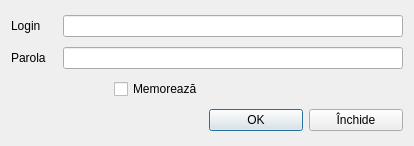
Qt form data/authorizationuser.ui (debalex77/USG) before a commit.
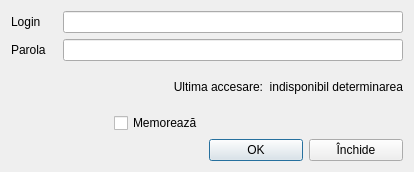
The same form after that commit. Icons and pictures are not drawn.

The edit to the form file:
```diff
--- a/data/authorizationuser.ui
+++ b/data/authorizationuser.ui
@@ -7,7 +7,7 @@
     <x>0</x>
     <y>0</y>
     <width>414</width>
-    <height>146</height>
+    <height>172</height>
    </rect>
   </property>
   <property name="font">
@@ -23,6 +23,29 @@
     <normaloff>:/img/autorization_x32.png</normaloff>:/img/autorization_x32.png</iconset>
   </property>
   <layout class="QGridLayout" name="gridLayout">
+   <item row="3" column="0" colspan="2">
+    <spacer name="horizontalSpacer_3">
+     <property name="orientation">
+      <enum>Qt::Horizontal</enum>
+     </property>
+     <property name="sizeType">
+      <enum>QSizePolicy::Minimum</enum>
+     </property>
+     <property name="sizeHint" stdset="0">
+      <size>
+       <width>78</width>
+       <height>20</height>
+      </size>
+     </property>
+    </spacer>
+   </item>
+   <item row="1" column="0">
+    <widget class="QLabel" name="label_2">
+     <property name="text">
+      <string>Parola</string>
+     </property>
+    </widget>
+   </item>
    <item row="0" column="0">
     <widget class="QLabel" name="label">
      <property name="text">
@@ -30,6 +53,19 @@
      </property>
     </widget>
    </item>
+   <item row="3" column="3" colspan="2">
+    <spacer name="horizontalSpacer_2">
+     <property name="orientation">
+      <enum>Qt::Horizontal</enum>
+     </property>
+     <property name="sizeHint" stdset="0">
+      <size>
+       <width>163</width>
+       <height>20</height>
+      </size>
+     </property>
+    </spacer>
+   </item>
    <item row="0" column="1" colspan="4">
     <widget class="QLineEdit" name="editLogin">
      <property name="clearButtonEnabled">
@@ -37,10 +73,10 @@
      </property>
     </widget>
    </item>
-   <item row="1" column="0">
-    <widget class="QLabel" name="label_2">
+   <item row="3" column="2">
+    <widget class="QCheckBox" name="checkBoxMemory">
      <property name="text">
-      <string>Parola</string>
+      <string>Memorează</string>
      </property>
     </widget>
    </item>
@@ -51,56 +87,7 @@
      </property>
     </widget>
    </item>
-   <item row="2" column="0" colspan="2">
-    <spacer name="horizontalSpacer_3">
-     <property name="orientation">
-      <enum>Qt::Horizontal</enum>
-     </property>
-     <property name="sizeType">
-      <enum>QSizePolicy::Minimum</enum>
-     </property>
-     <property name="sizeHint" stdset="0">
-      <size>
-       <width>78</width>
-       <height>20</height>
-      </size>
-     </property>
-    </spacer>
-   </item>
-   <item row="2" column="2">
-    <widget class="QCheckBox" name="checkBoxMemory">
-     <property name="text">
-      <string>Memorează</string>
-     </property>
-    </widget>
-   </item>
-   <item row="2" column="3" colspan="2">
-    <spacer name="horizontalSpacer_2">
-     <property name="orientation">
-      <enum>Qt::Horizontal</enum>
-     </property>
-     <property name="sizeHint" stdset="0">
-      <size>
-       <width>163</width>
-       <height>20</height>
-      </size>
-     </property>
-    </spacer>
-   </item>
-   <item row="3" column="0" colspan="3">
-    <spacer name="horizontalSpacer">
-     <property name="orientation">
-      <enum>Qt::Horizontal</enum>
-     </property>
-     <property name="sizeHint" stdset="0">
-      <size>
-       <width>188</width>
-       <height>20</height>
-      </size>
-     </property>
-    </spacer>
-   </item>
-   <item row="3" column="3">
+   <item row="4" column="3">
     <widget class="QPushButton" name="btnOK">
      <property name="minimumSize">
       <size>
@@ -117,7 +104,7 @@
      </property>
     </widget>
    </item>
-   <item row="3" column="4">
+   <item row="4" column="4">
     <widget class="QPushButton" name="btnCancel">
      <property name="minimumSize">
       <size>
@@ -134,6 +121,41 @@
      </property>
     </widget>
    </item>
+   <item row="4" column="0" colspan="3">
+    <spacer name="horizontalSpacer">
+     <property name="orientation">
+      <enum>Qt::Horizontal</enum>
+     </property>
+     <property name="sizeHint" stdset="0">
+      <size>
+       <width>188</width>
+       <height>20</height>
+      </size>
+     </property>
+    </spacer>
+   </item>
+   <item row="2" column="0" colspan="5">
+    <widget class="QLabel" name="label_info">
+     <property name="sizePolicy">
+      <sizepolicy hsizetype="Expanding" vsizetype="Preferred">
+       <horstretch>0</horstretch>
+       <verstretch>0</verstretch>
+      </sizepolicy>
+     </property>
+     <property name="font">
+      <font>
+       <family>Segoe UI</family>
+       <pointsize>9</pointsize>
+      </font>
+     </property>
+     <property name="text">
+      <string>Ultima accesare:  indisponibil determinarea</string>
+     </property>
+     <property name="alignment">
+      <set>Qt::AlignRight|Qt::AlignTrailing|Qt::AlignVCenter</set>
+     </property>
+    </widget>
+   </item>
   </layout>
  </widget>
  <resources>
```
